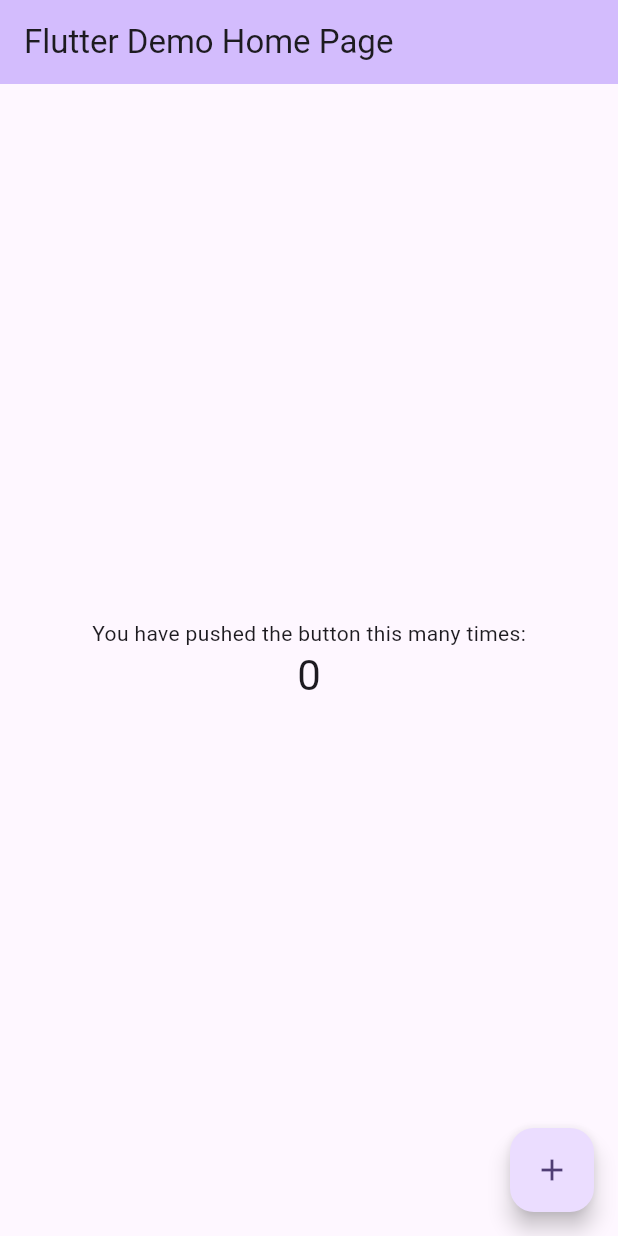
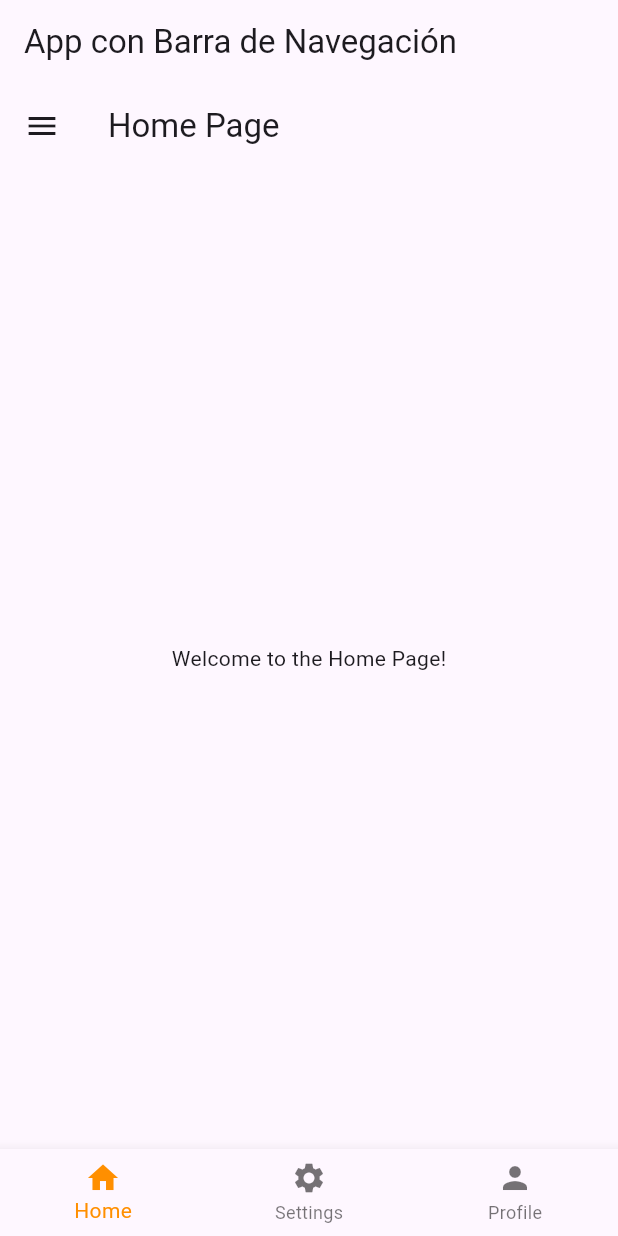
Before and after one commit to LuisG-Custodio/Prog_Mov, a Flutter app: the screen it shows after launch, on a phone screen of 412 x 824 dp. Run offline on Flutter 3.47's test engine with Material 3 defaults, Android fonts, the phone set to English and light mode, and no system bars.

Commit message:
Navbar in side menu

```diff
--- /dev/null
+++ b/navbar/lib/home_page.dart
@@ -0,0 +1,62 @@
+import 'package:flutter/material.dart';
+
+class HomePage extends StatelessWidget {
+  @override
+  Widget build(BuildContext context) {
+    return Scaffold(
+      appBar: AppBar(
+        title: Text('Home Page'),
+      ),
+      drawer: Drawer(
+        child: ListView(
+          // Important: Remove any padding from the ListView.
+          padding: EdgeInsets.zero,
+          children: [
+            const DrawerHeader(
+              decoration: BoxDecoration(
+                color: Colors.blue,
+              ),
+              child: Text('Menu'),
+            ),
+            ListTile(
+              leading: Icon(Icons.home),
+              title: Text("Home"),
+              onTap: () {
+                Navigator.pop(context);
+              },
+            ),
+            ListTile(
+              leading: Icon(Icons.store),
+              title: Text("Todo"),
+              onTap: () {
+                Navigator.pop(context);
+              },
+            ),
+            ListTile(
+              leading: Icon(Icons.kitchen),
+              title: Text("Linea Blanca"),
+              onTap: () {
+                Navigator.pop(context);
+              },
+            ),
+            ListTile(
+              leading: Icon(Icons.bed),
+              title: Text("Recamara"),
+              onTap: () {
+                Navigator.pop(context);
+              },
+            ),
+            ListTile(
+              leading: Icon(Icons.soup_kitchen),
+              title: Text("Cocina"),
+              onTap: () {
+                Navigator.pop(context);
+              },
+            ),
+          ],
+        ),
+      ),
+      body: Center(child: Text('Welcome to the Home Page!')),
+    );
+  }
+}
--- a/navbar/lib/main.dart
+++ b/navbar/lib/main.dart
@@ -1,125 +1,71 @@
 import 'package:flutter/material.dart';
+import 'home_page.dart';
+import 'settings_page.dart';
+import 'profile_page.dart';
 
 void main() {
-  runApp(const MyApp());
+  runApp(MyApp());
 }
 
 class MyApp extends StatelessWidget {
-  const MyApp({super.key});
-
-  // This widget is the root of your application.
   @override
   Widget build(BuildContext context) {
     return MaterialApp(
-      title: 'Flutter Demo',
-      theme: ThemeData(
-        // This is the theme of your application.
-        //
-        // TRY THIS: Try running your application with "flutter run". You'll see
-        // the application has a purple toolbar. Then, without quitting the app,
-        // try changing the seedColor in the colorScheme below to Colors.green
-        // and then invoke "hot reload" (save your changes or press the "hot
-        // reload" button in a Flutter-supported IDE, or press "r" if you used
-        // the command line to start the app).
-        //
-        // Notice that the counter didn't reset back to zero; the application
-        // state is not lost during the reload. To reset the state, use hot
-        // restart instead.
-        //
-        // This works for code too, not just values: Most code changes can be
-        // tested with just a hot reload.
-        colorScheme: ColorScheme.fromSeed(seedColor: Colors.deepPurple),
-        useMaterial3: true,
-      ),
-      home: const MyHomePage(title: 'Flutter Demo Home Page'),
+      title: 'App con Navegación',
+      home: MyHomePage(),
     );
   }
 }
 
 class MyHomePage extends StatefulWidget {
-  const MyHomePage({super.key, required this.title});
-
-  // This widget is the home page of your application. It is stateful, meaning
-  // that it has a State object (defined below) that contains fields that affect
-  // how it looks.
-
-  // This class is the configuration for the state. It holds the values (in this
-  // case the title) provided by the parent (in this case the App widget) and
-  // used by the build method of the State. Fields in a Widget subclass are
-  // always marked "final".
-
-  final String title;
-
   @override
-  State<MyHomePage> createState() => _MyHomePageState();
+  _MyHomePageState createState() => _MyHomePageState();
 }
 
 class _MyHomePageState extends State<MyHomePage> {
-  int _counter = 0;
+  int _selectedIndex = 0;
+  static List<Widget> _widgetOptions = <Widget>[
+    HomePage(),
+    SettingsPage(),
+    ProfilePage(),
+  ];
 
-  void _incrementCounter() {
+  void _onItemTapped(int index) {
     setState(() {
-      // This call to setState tells the Flutter framework that something has
-      // changed in this State, which causes it to rerun the build method below
-      // so that the display can reflect the updated values. If we changed
-      // _counter without calling setState(), then the build method would not be
-      // called again, and so nothing would appear to happen.
-      _counter++;
+      _selectedIndex = index;
     });
   }
 
   @override
   Widget build(BuildContext context) {
-    // This method is rerun every time setState is called, for instance as done
-    // by the _incrementCounter method above.
-    //
-    // The Flutter framework has been optimized to make rerunning build methods
-    // fast, so that you can just rebuild anything that needs updating rather
-    // than having to individually change instances of widgets.
     return Scaffold(
       appBar: AppBar(
-        // TRY THIS: Try changing the color here to a specific color (to
-        // Colors.amber, perhaps?) and trigger a hot reload to see the AppBar
-        // change color while the other colors stay the same.
-        backgroundColor: Theme.of(context).colorScheme.inversePrimary,
-        // Here we take the value from the MyHomePage object that was created by
-        // the App.build method, and use it to set our appbar title.
-        title: Text(widget.title),
+        title: Text('App con Barra de Navegación'),
       ),
       body: Center(
-        // Center is a layout widget. It takes a single child and positions it
-        // in the middle of the parent.
-        child: Column(
-          // Column is also a layout widget. It takes a list of children and
-          // arranges them vertically. By default, it sizes itself to fit its
-          // children horizontally, and tries to be as tall as its parent.
-          //
-          // Column has various properties to control how it sizes itself and
-          // how it positions its children. Here we use mainAxisAlignment to
-          // center the children vertically; the main axis here is the vertical
-          // axis because Columns are vertical (the cross axis would be
-          // horizontal).
-          //
-          // TRY THIS: Invoke "debug painting" (choose the "Toggle Debug Paint"
-          // action in the IDE, or press "p" in the console), to see the
-          // wireframe for each widget.
-          mainAxisAlignment: MainAxisAlignment.center,
-          children: <Widget>[
-            const Text(
-              'You have pushed the button this many times:',
-            ),
-            Text(
-              '$_counter',
-              style: Theme.of(context).textTheme.headlineMedium,
-            ),
-          ],
-        ),
+        child: _widgetOptions.elementAt(_selectedIndex),
       ),
-      floatingActionButton: FloatingActionButton(
-        onPressed: _incrementCounter,
-        tooltip: 'Increment',
-        child: const Icon(Icons.add),
-      ), // This trailing comma makes auto-formatting nicer for build methods.
+      bottomNavigationBar: BottomNavigationBar(
+        items: const <BottomNavigationBarItem>[
+          BottomNavigationBarItem(
+            icon: Icon(Icons.home),
+            label: 'Home',
+          ),
+          BottomNavigationBarItem(
+            icon: Icon(Icons.settings),
+            label: 'Settings',
+          ),
+          BottomNavigationBarItem(
+            icon: Icon(Icons.person),
+            label: 'Profile',
+          ),
+        ],
+        currentIndex: _selectedIndex,
+        selectedItemColor: Colors.amber[800],
+        onTap: _onItemTapped,
+      ),
     );
   }
 }
+
+//código main.dart
--- /dev/null
+++ b/navbar/lib/profile_page.dart
@@ -0,0 +1,13 @@
+import 'package:flutter/material.dart';
+
+class ProfilePage extends StatelessWidget {
+  @override
+  Widget build(BuildContext context) {
+    return Scaffold(
+      appBar: AppBar(
+        title: Text('Profile Page'),
+      ),
+      body: Center(child: Text('Welcome to to to the Profile Page!')),
+    );
+  }
+}
--- /dev/null
+++ b/navbar/lib/settings_page.dart
@@ -0,0 +1,13 @@
+import 'package:flutter/material.dart';
+
+class SettingsPage extends StatelessWidget {
+  @override
+  Widget build(BuildContext context) {
+    return Scaffold(
+      appBar: AppBar(
+        title: Text('Settings Page'),
+      ),
+      body: Center(child: Text('Welcome to to to the Settings Page!')),
+    );
+  }
+}
```
